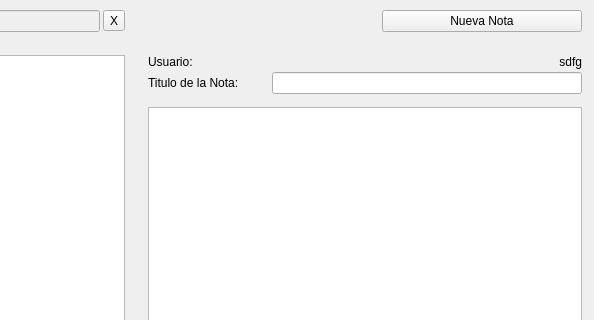
Above: view/resource/main.ui from bruno211282/curpy before the change; both pictures show x 319 to 913 and y 0 to 320 of the 913 by 707 pixel window. Below: the same form after it.
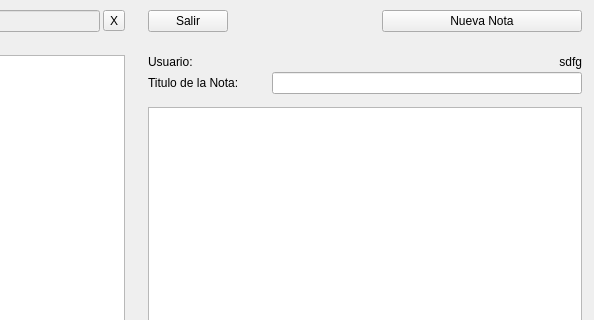
That is the form after the change.

Commit message: Boton Salir -> re-show login form

What changed in the file:
```diff
--- a/view/resource/main.ui
+++ b/view/resource/main.ui
@@ -141,6 +141,26 @@
      </item>
      <item row="1" column="2">
       <layout class="QHBoxLayout" name="horizontalLayout_3">
+       <item>
+        <widget class="QPushButton" name="btnlogout">
+         <property name="text">
+          <string>Salir</string>
+         </property>
+        </widget>
+       </item>
+       <item>
+        <spacer name="horizontalSpacer">
+         <property name="orientation">
+          <enum>Qt::Horizontal</enum>
+         </property>
+         <property name="sizeHint" stdset="0">
+          <size>
+           <width>40</width>
+           <height>20</height>
+          </size>
+         </property>
+        </spacer>
+       </item>
        <item alignment="Qt::AlignRight">
         <widget class="QPushButton" name="btn_new">
          <property name="minimumSize">
```
The commit also changes 1 other file.
